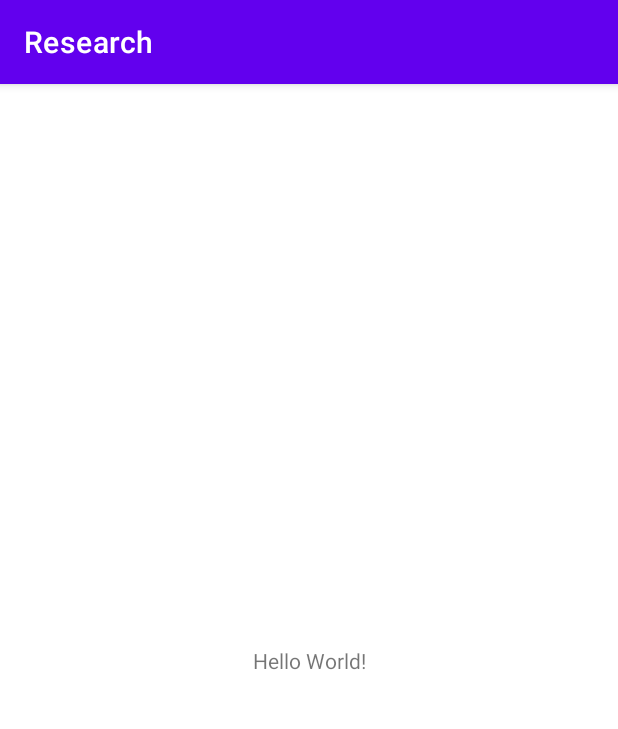
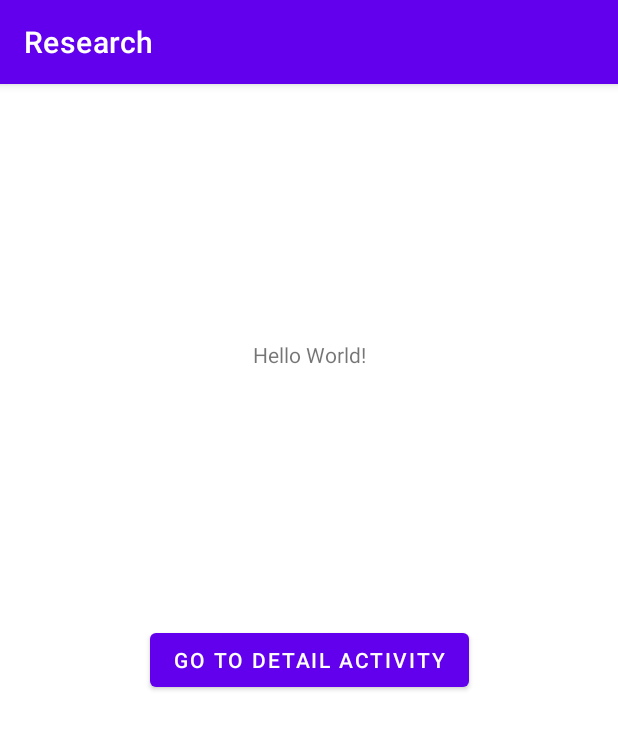
Before and after one commit to armorycodes/android-activity-result, an Android app: the screen it shows after launch (MainActivity), on a phone screen of 412 x 824 dp. Shown: the top 729 px of the screen. Run offline under Robolectric (Android 15) with nearby library versions, the phone set to English and light mode, and no system bars.

Commit message:
update: add Result Launcher

```diff
--- a/app/src/main/java/com/frogobox/research/ui/main/MainActivity.kt
+++ b/app/src/main/java/com/frogobox/research/ui/main/MainActivity.kt
@@ -1,10 +1,16 @@
 package com.frogobox.research.ui.main
 
+import android.app.Activity
+import android.content.Intent
 import android.os.Bundle
 import android.util.Log
+import androidx.activity.result.contract.ActivityResultContracts
 import androidx.activity.viewModels
 import com.frogobox.research.core.BaseBindActivity
 import com.frogobox.research.databinding.ActivityMainBinding
+import com.frogobox.research.ui.detail.DetailActivity
+import com.frogobox.research.util.Constant
+import com.frogobox.research.util.Constant.ResultCode.RESULT_CODE_FROM_DETAIL
 
 class MainActivity : BaseBindActivity<ActivityMainBinding>() {
 
@@ -32,6 +38,12 @@ class MainActivity : BaseBindActivity<ActivityMainBinding>() {
         super.initView()
         binding.apply {
 
+            btnGoToDetail.setOnClickListener {
+                resultLauncher.launch(Intent(this@MainActivity, DetailActivity::class.java).apply {
+                    putExtra(Constant.Extra.EXTRA_DATA, "Hello World !!!")
+                })
+            }
+
         }
     }
 
@@ -42,4 +54,13 @@ class MainActivity : BaseBindActivity<ActivityMainBinding>() {
         }
     }
 
+    var resultLauncher = registerForActivityResult(ActivityResultContracts.StartActivityForResult()) { result ->
+        if (result.resultCode == RESULT_CODE_FROM_DETAIL) {
+            // There are no request codes
+            val data: Intent? = result.data
+            Log.d(TAG, "Result : ${data?.getStringExtra(Constant.Extra.EXTRA_DATA)}")
+            binding.tvMain.text = data?.getStringExtra(Constant.Extra.RESULT_EXTRA_DATA)
+        }
+    }
+
 }
--- a/app/src/main/java/com/frogobox/research/util/Constant.kt
+++ b/app/src/main/java/com/frogobox/research/util/Constant.kt
@@ -12,8 +12,13 @@ package com.frogobox.research.util
 
 object Constant {
 
+    object ResultCode {
+        const val RESULT_CODE_FROM_DETAIL = 100
+    }
+
     object Extra {
         const val EXTRA_DATA = "EXTRA_DATA"
+        const val RESULT_EXTRA_DATA = "RESULT_EXTRA_DATA"
     }
 
 }
--- a/app/src/main/res/layout/activity_main.xml
+++ b/app/src/main/res/layout/activity_main.xml
@@ -6,13 +6,24 @@
     android:layout_height="match_parent"
     tools:context=".ui.main.MainActivity">
 
-    <TextView
+    <Button
+        android:id="@+id/btn_go_to_detail"
         android:layout_width="wrap_content"
         android:layout_height="wrap_content"
-        android:text="Hello World!"
+        android:text="Go To Detail Activity"
         app:layout_constraintBottom_toBottomOf="parent"
         app:layout_constraintEnd_toEndOf="parent"
         app:layout_constraintStart_toStartOf="parent"
         app:layout_constraintTop_toTopOf="parent" />
 
+    <TextView
+        android:id="@+id/tv_main"
+        android:layout_width="wrap_content"
+        android:layout_height="wrap_content"
+        android:text="Hello World!"
+        app:layout_constraintBottom_toTopOf="@id/btn_go_to_detail"
+        app:layout_constraintEnd_toEndOf="parent"
+        app:layout_constraintStart_toStartOf="parent"
+        app:layout_constraintTop_toTopOf="parent" />
+
 </androidx.constraintlayout.widget.ConstraintLayout>
```
Also changed, not shown: app/src/main/java/com/frogobox/research/ui/detail/DetailActivity.kt (+19 -0 lines), app/src/main/res/layout/activity_detail.xml (+10 -0 lines).
